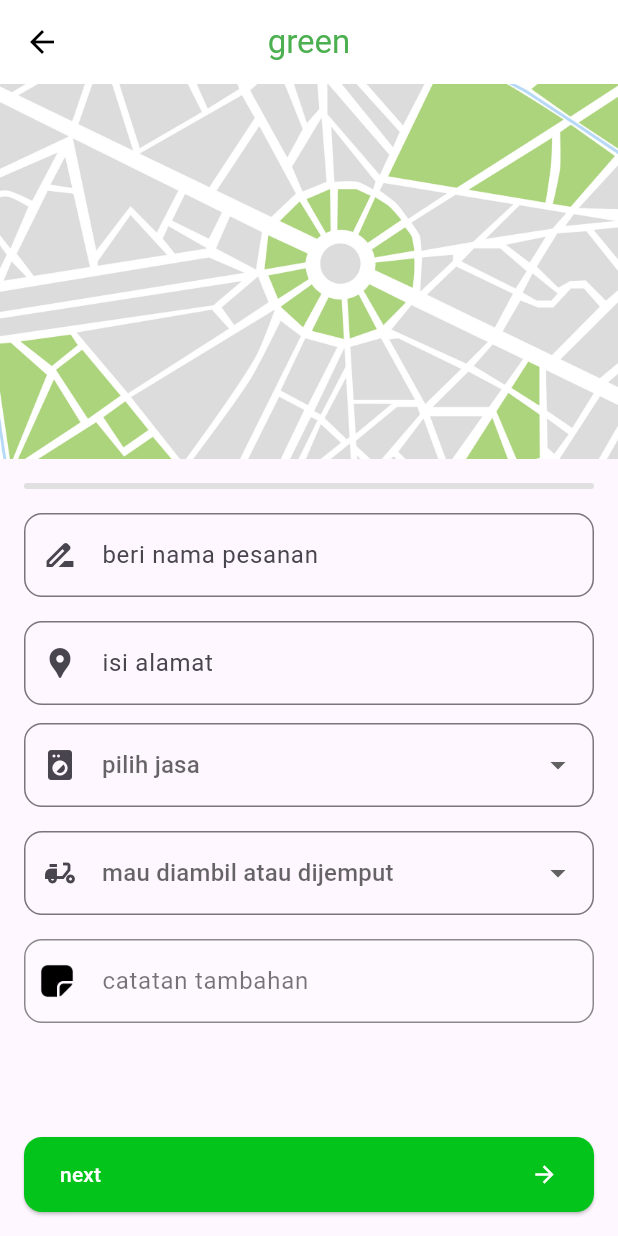
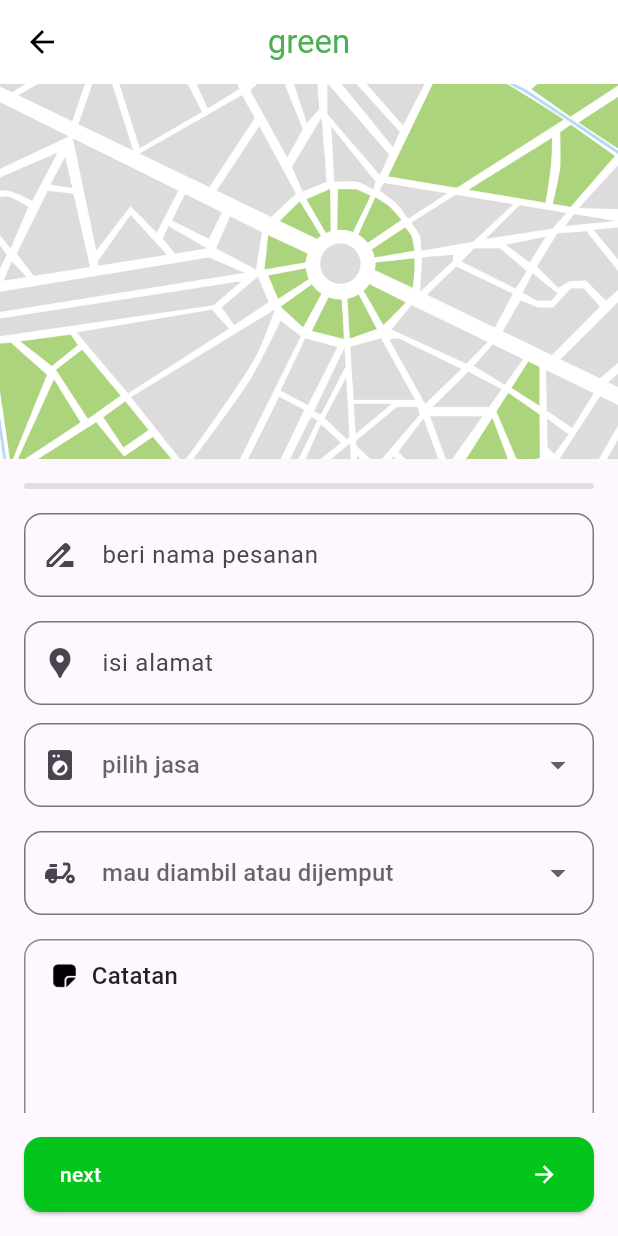
Before and after one commit to Argonaut-ss/Green, a Flutter app: the AddPesanan screen opened directly, on a phone screen of 412 x 824 dp. Run offline on Flutter 3.47's test engine with Material 3 defaults, Android fonts, the phone set to English and light mode, and no system bars; our stand-ins replace cloud_firestore, firebase_auth, firebase_core, flutter_map, geocoding, google_sign_in and 2 more; missing offline and left inert: flutter_map_cancellable_tile_provider; accounts and stored records are empty.

Commit message:
fix: note

```diff
--- a/green_app/lib/Pages/add_pesanan.dart
+++ b/green_app/lib/Pages/add_pesanan.dart
@@ -173,42 +173,44 @@ class _AddPesananState extends State<AddPesanan> {
                   },
                 ),
                 const SizedBox(height: 16),
-                TextField(
-                  controller: _noteController,
-                  decoration: InputDecoration(
-                    hintText: 'catatan tambahan',
-                    hintStyle: const TextStyle(color: Colors.black54),
-                    filled: true,
-                    fillColor: const Color(0xFFFEF8FF), // latar mirip yg di gambar
-                    prefixIcon: SizedBox(
-                      height: 20,
-                        width: 20,
-                        child: Padding(
-                          padding: const EdgeInsets.only(left: 8.0),
-                          child: Align(alignment: Alignment.centerLeft,child: Image.asset('assets/note_icon.png', height: 28, width: 28)),
-                        )),
-                    contentPadding: const EdgeInsets.symmetric(vertical: 16, horizontal: 12),
-                    border: OutlineInputBorder(
-                      borderRadius: BorderRadius.circular(12),
-                      borderSide: const BorderSide(
-                        color: Colors.black45,
-                        width: 1,
+                Container(
+                  decoration: BoxDecoration(
+                    border: Border.all(color: Colors.black45, width: 1),
+                    borderRadius: BorderRadius.circular(12),
+                  ),
+                  child: Column(
+                    crossAxisAlignment: CrossAxisAlignment.start,
+                    children: [
+                      Padding(
+                        padding: const EdgeInsets.only(left: 16, top: 12, bottom: 8),
+                        child: Row(
+                          children: [
+                            Image.asset('assets/note_icon.png', height: 20, width: 20),
+                            const SizedBox(width: 8),
+                            const Text(
+                              'Catatan',
+                              style: TextStyle(
+                                fontSize: 16,
+                                color: Colors.black87,
+                                fontWeight: FontWeight.w500,
+                              ),
+                            ),
+                          ],
+                        ),
                       ),
-                    ),
-                    enabledBorder: OutlineInputBorder(
-                      borderRadius: BorderRadius.circular(12),
-                      borderSide: const BorderSide(
-                        color: Colors.black45,
-                        width: 1,
+                      Padding(
+                        padding: const EdgeInsets.only(left: 16, right: 16, bottom: 12),
+                        child: TextField(
+                          controller: _noteController,
+                          maxLines: 4,
+                          decoration: const InputDecoration(
+                            hintText: '',
+                            border: InputBorder.none,
+                            contentPadding: EdgeInsets.zero,
+                          ),
+                        ),
                       ),
-                    ),
-                    focusedBorder: OutlineInputBorder(
-                      borderRadius: BorderRadius.circular(12),
-                      borderSide: const BorderSide(
-                        color: Colors.black87,
-                        width: 1.2,
-                      ),
-                    ),
+                    ],
                   ),
                 )
               ],
```
